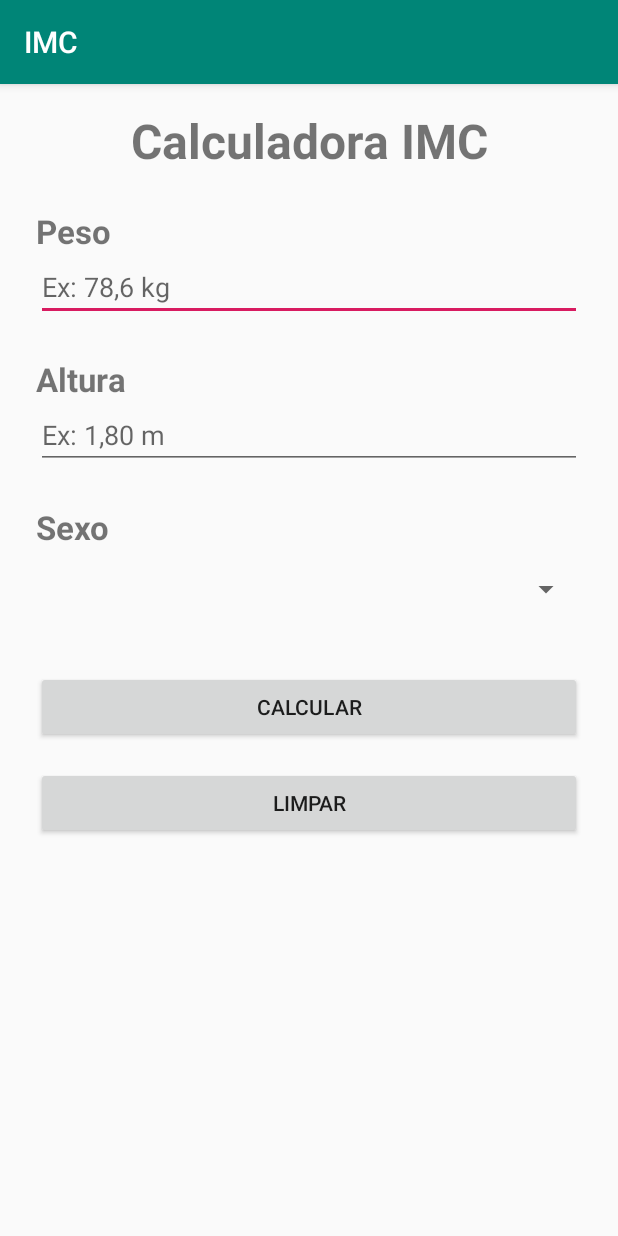
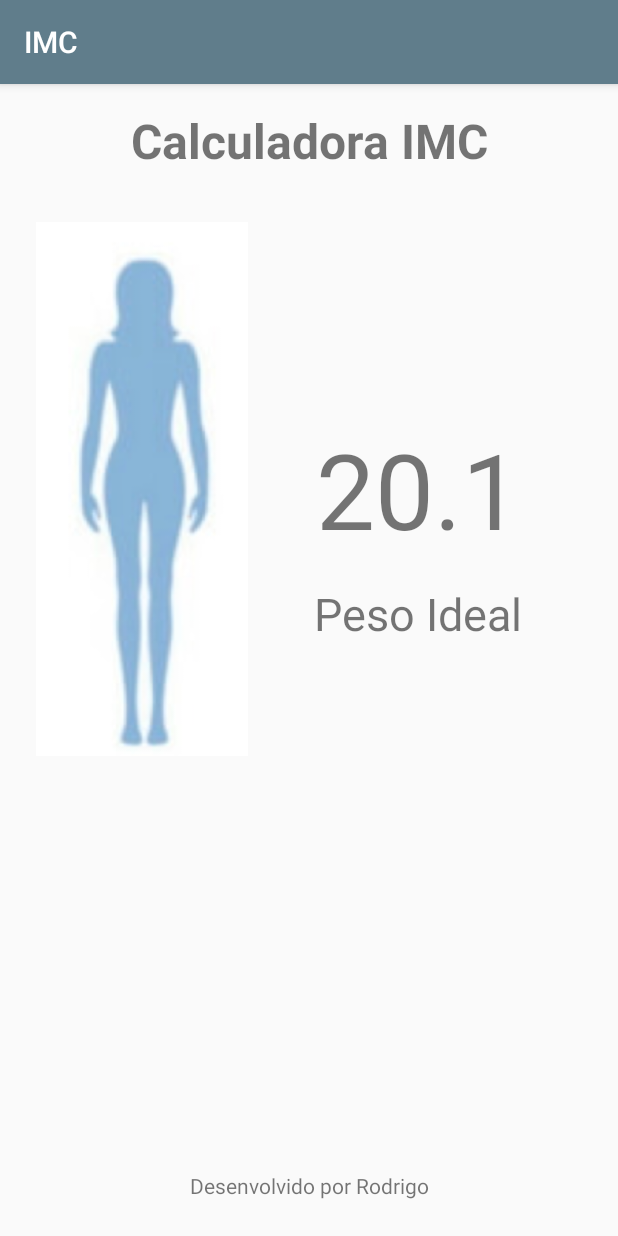
Before and after one commit to RodrigoAlmeidaPereira/android_imc, an Android app: the screen it shows after launch (MainActivity before the commit, ResultActivity after it), on a phone screen of 412 x 824 dp. Run offline under Robolectric (Android 15) with nearby library versions, the phone set to English and light mode, and no system bars.

Commit message:
Created result view

```diff
--- a/app/build.gradle
+++ b/app/build.gradle
@@ -25,7 +25,7 @@ android {
 
 dependencies {
     implementation fileTree(dir: 'libs', include: ['*.jar'])
-    implementation"org.jetbrains.kotlin:kotlin-stdlib-jdk7:$kotlin_version"
+    implementation "org.jetbrains.kotlin:kotlin-stdlib-jdk7:$kotlin_version"
     implementation 'androidx.appcompat:appcompat:1.0.2'
     implementation 'androidx.core:core-ktx:1.0.2'
     implementation 'androidx.constraintlayout:constraintlayout:1.1.3'
--- a/app/src/main/AndroidManifest.xml
+++ b/app/src/main/AndroidManifest.xml
@@ -9,13 +9,16 @@
             android:roundIcon="@mipmap/ic_launcher_round"
             android:supportsRtl="true"
             android:theme="@style/AppTheme">
-        <activity android:name=".MainActivity">
+        <activity android:name=".ResultActivity">
             <intent-filter>
                 <action android:name="android.intent.action.MAIN"/>
 
                 <category android:name="android.intent.category.LAUNCHER"/>
             </intent-filter>
         </activity>
+        <activity android:name=".MainActivity">
+
+        </activity>
     </application>
 
 </manifest>
--- /dev/null
+++ b/app/src/main/java/br/com/fiap/rodrigo/imc/ResultActivity.kt
@@ -0,0 +1,12 @@
+package br.com.fiap.rodrigo.imc
+
+import androidx.appcompat.app.AppCompatActivity
+import android.os.Bundle
+
+class ResultActivity : AppCompatActivity() {
+
+    override fun onCreate(savedInstanceState: Bundle?) {
+        super.onCreate(savedInstanceState)
+        setContentView(R.layout.activity_result)
+    }
+}
--- a/app/src/main/res/layout/activity_main.xml
+++ b/app/src/main/res/layout/activity_main.xml
@@ -26,9 +26,9 @@
     <EditText
             android:layout_width="0dp"
             android:layout_height="wrap_content"
-            android:inputType="textPersonName"
+            android:inputType="numberDecimal"
             android:ems="10"
-            android:id="@+id/editText"
+            android:id="@+id/inputWeight"
             app:layout_constraintStart_toStartOf="@+id/textView2" app:layout_constraintEnd_toEndOf="@+id/textView2"
             app:layout_constraintTop_toBottomOf="@+id/textView2" app:layout_constraintHorizontal_bias="0.0"
             android:hint="Ex: 78,6 kg"/>
@@ -37,15 +37,15 @@
             android:text="@string/label_height"
             android:layout_width="0dp"
             android:layout_height="wrap_content"
-            android:id="@+id/textView3" app:layout_constraintStart_toStartOf="@+id/editText"
-            app:layout_constraintEnd_toEndOf="@+id/editText" app:layout_constraintTop_toBottomOf="@+id/editText"
+            android:id="@+id/textView3" app:layout_constraintStart_toStartOf="@+id/inputWeight"
+            app:layout_constraintEnd_toEndOf="@+id/inputWeight" app:layout_constraintTop_toBottomOf="@+id/inputWeight"
             android:layout_marginTop="24dp"/>
     <EditText
             android:layout_width="0dp"
             android:layout_height="wrap_content"
-            android:inputType="textPersonName"
+            android:inputType="numberDecimal"
             android:ems="10"
-            android:id="@+id/editText2"
+            android:id="@+id/inputHeight"
             app:layout_constraintStart_toStartOf="@+id/textView3" app:layout_constraintEnd_toEndOf="@+id/textView3"
             app:layout_constraintTop_toBottomOf="@+id/textView3" android:hint="Ex: 1,80 m"/>
     <TextView
@@ -53,28 +53,29 @@
             android:text="@string/label_sex"
             android:layout_width="0dp"
             android:layout_height="wrap_content"
-            android:id="@+id/textView4" app:layout_constraintStart_toStartOf="@+id/editText2"
-            app:layout_constraintEnd_toEndOf="@+id/editText2" app:layout_constraintTop_toBottomOf="@+id/editText2"
+            android:id="@+id/textView4" app:layout_constraintStart_toStartOf="@+id/inputHeight"
+            app:layout_constraintEnd_toEndOf="@+id/inputHeight" app:layout_constraintTop_toBottomOf="@+id/inputHeight"
             android:layout_marginTop="24dp"/>
     <Spinner
+            android:entries="@array/sex"
             android:layout_width="0dp"
             android:layout_height="53dp"
-            android:id="@+id/spinner" app:layout_constraintStart_toStartOf="@+id/textView4"
+            android:id="@+id/spSex" app:layout_constraintStart_toStartOf="@+id/textView4"
             app:layout_constraintEnd_toEndOf="@+id/textView4" app:layout_constraintTop_toBottomOf="@+id/textView4"
             app:layout_constraintHorizontal_bias="0.0"/>
     <Button
             android:text="@string/button_calculate"
             android:layout_width="0dp"
             android:layout_height="wrap_content"
-            android:id="@+id/button" app:layout_constraintStart_toStartOf="@+id/spinner"
+            android:id="@+id/btnCalculate" app:layout_constraintStart_toStartOf="@+id/spSex"
             android:layout_marginTop="28dp"
-            app:layout_constraintTop_toBottomOf="@+id/spinner" app:layout_constraintEnd_toEndOf="@+id/spinner"
+            app:layout_constraintTop_toBottomOf="@+id/spSex" app:layout_constraintEnd_toEndOf="@+id/spSex"
             app:layout_constraintHorizontal_bias="0.498"/>
     <Button
             android:text="@string/button_clear"
             android:layout_width="0dp"
             android:layout_height="wrap_content"
-            android:id="@+id/button2" app:layout_constraintEnd_toEndOf="@+id/spinner"
-            android:layout_marginTop="16dp" app:layout_constraintTop_toBottomOf="@+id/button"
-            app:layout_constraintStart_toStartOf="@+id/spinner" app:layout_constraintHorizontal_bias="0.498"/>
+            android:id="@+id/btnClear" app:layout_constraintEnd_toEndOf="@+id/spSex"
+            android:layout_marginTop="16dp" app:layout_constraintTop_toBottomOf="@+id/btnCalculate"
+            app:layout_constraintStart_toStartOf="@+id/spSex" app:layout_constraintHorizontal_bias="0.498"/>
 </androidx.constraintlayout.widget.ConstraintLayout>
--- /dev/null
+++ b/app/src/main/res/layout/activity_result.xml
@@ -0,0 +1,48 @@
+<?xml version="1.0" encoding="utf-8"?>
+<androidx.constraintlayout.widget.ConstraintLayout
+        xmlns:android="http://schemas.android.com/apk/res/android"
+        xmlns:tools="http://schemas.android.com/tools"
+        xmlns:app="http://schemas.android.com/apk/res-auto"
+        android:layout_width="match_parent"
+        android:layout_height="match_parent"
+        tools:context=".ResultActivity">
+
+    <TextView
+            android:text="@string/label_title"
+            android:layout_width="0dp"
+            android:layout_height="wrap_content"
+            android:id="@+id/textView" android:textSize="32sp"
+            android:layout_marginTop="16dp" app:layout_constraintTop_toTopOf="parent" android:layout_marginStart="24dp"
+            app:layout_constraintStart_toStartOf="parent" android:layout_marginEnd="24dp"
+            app:layout_constraintEnd_toEndOf="parent" android:gravity="center" android:textStyle="bold"/>
+    <ImageView
+            android:layout_width="141dp"
+            android:layout_height="405dp" app:srcCompat="@drawable/fem_abaixo"
+            android:id="@+id/imageView" android:layout_marginTop="8dp"
+            app:layout_constraintTop_toBottomOf="@+id/textView" app:layout_constraintStart_toStartOf="parent"
+            android:layout_marginStart="24dp"/>
+    <TextView
+            android:text="20.1"
+            android:layout_width="wrap_content"
+            android:layout_height="wrap_content"
+            android:id="@+id/textView5" android:textSize="70sp" app:layout_constraintStart_toEndOf="@+id/imageView"
+            android:layout_marginStart="8dp" app:layout_constraintEnd_toEndOf="parent" android:layout_marginEnd="8dp"
+            app:layout_constraintHorizontal_bias="0.4" app:layout_constraintTop_toTopOf="@+id/imageView"
+            app:layout_constraintBottom_toBottomOf="@+id/imageView"/>
+    <TextView
+            android:text="Peso Ideal"
+            android:layout_width="wrap_content"
+            android:layout_height="wrap_content"
+            android:id="@+id/textView6" android:textSize="30sp" app:layout_constraintStart_toEndOf="@+id/imageView"
+            android:layout_marginStart="8dp" app:layout_constraintEnd_toEndOf="parent" android:layout_marginEnd="8dp"
+            app:layout_constraintTop_toBottomOf="@+id/textView5" android:layout_marginTop="16dp"
+            app:layout_constraintHorizontal_bias="0.393"/>
+    <TextView
+            android:text="@string/app_owner"
+            android:layout_width="wrap_content"
+            android:layout_height="wrap_content"
+            android:id="@+id/textView7" app:layout_constraintEnd_toEndOf="parent" android:layout_marginEnd="8dp"
+            app:layout_constraintStart_toStartOf="parent" android:layout_marginStart="8dp"
+            app:layout_constraintBottom_toBottomOf="parent" android:layout_marginBottom="24dp"/>
+
+</androidx.constraintlayout.widget.ConstraintLayout>
--- a/app/src/main/res/values/colors.xml
+++ b/app/src/main/res/values/colors.xml
@@ -1,6 +1,7 @@
 <?xml version="1.0" encoding="utf-8"?>
 <resources>
-    <color name="colorPrimary">#008577</color>
-    <color name="colorPrimaryDark">#00574B</color>
-    <color name="colorAccent">#D81B60</color>
+    <color name="colorPrimary">#607D8B</color>
+    <color name="colorPrimaryDark">#455A64</color>
+    <color name="colorAccent">#FFC107</color>
+    <color name="colorPrimaryText">#212121</color>
 </resources>
--- a/app/src/main/res/values/strings.xml
+++ b/app/src/main/res/values/strings.xml
@@ -4,6 +4,10 @@
     <string name="label_weight">Peso</string>
     <string name="label_height">Altura</string>
     <string name="label_sex">Sexo</string>
+    <string name="label_sex_male">Masculino</string>
+    <string name="label_sex_female">Feminino</string>
     <string name="button_clear">Limpar</string>
     <string name="button_calculate">Calcular</string>
+    <string name="label_result_value">Resultado</string>
+    <string name="app_owner">Desenvolvido por Rodrigo</string>
 </resources>
--- a/app/src/main/res/values/styles.xml
+++ b/app/src/main/res/values/styles.xml
@@ -11,6 +11,7 @@
     <style name="form_label">
         <item name="android:textSize">22sp</item>
         <item name="android:textStyle">bold</item>
+        <item name="android:color">@color/colorPrimaryText</item>
     </style>
 
 </resources>
```
Also changed, not shown: app/src/main/res/values/arrays.xml (added, +9 -0 lines), app/src/main/res/drawable/fem_abaixo.png (added), app/src/main/res/drawable/fem_extremo_obeso.png (added), app/src/main/res/drawable/fem_ideal.png (added), app/src/main/res/drawable/fem_obeso.png (added), app/src/main/res/drawable/fem_sobre.png (added), app/src/main/res/drawable/masc_abaixo.png (added), app/src/main/res/drawable/masc_extremo_obeso.png (added), app/src/main/res/drawable/masc_ideal.png (added), app/src/main/res/drawable/masc_obeso.png (added), app/src/main/res/drawable/masc_sobre.png (added).
